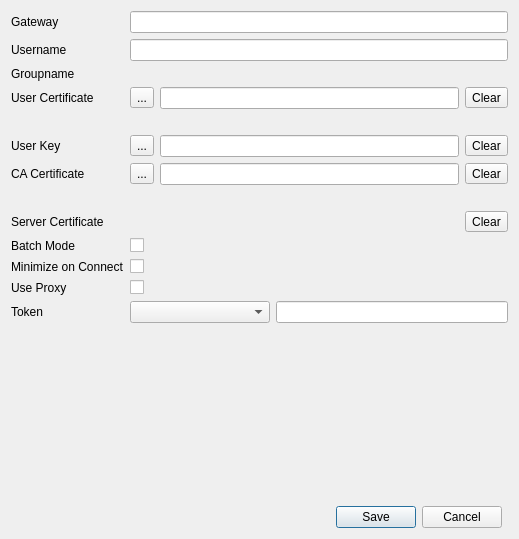
Old version of the form editdialog.ui in the repository openconnect/openconnect-gui.
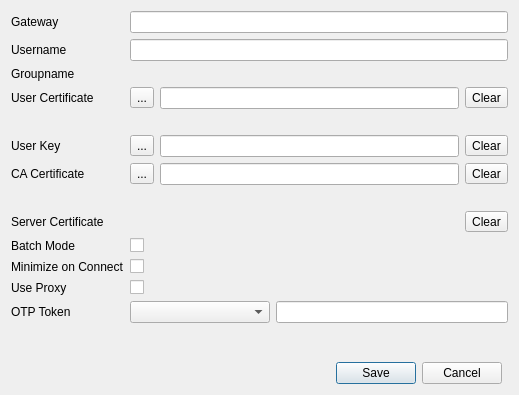
New version of the form. Icons and pictures are not drawn.

Patch:
```diff
--- a/editdialog.ui
+++ b/editdialog.ui
@@ -7,7 +7,7 @@
     <x>0</x>
     <y>0</y>
     <width>519</width>
-    <height>539</height>
+    <height>395</height>
    </rect>
   </property>
   <property name="windowTitle">
@@ -259,7 +259,7 @@
      <item row="17" column="0">
       <widget class="QLabel" name="label_10">
        <property name="text">
-        <string>Token</string>
+        <string>OTP Token</string>
        </property>
       </widget>
      </item>
```
